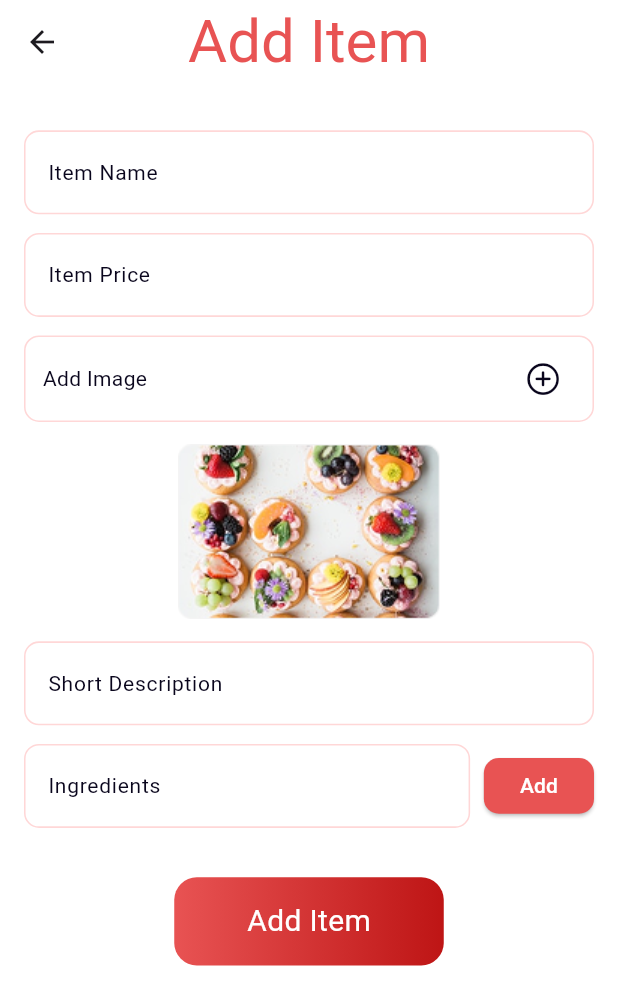
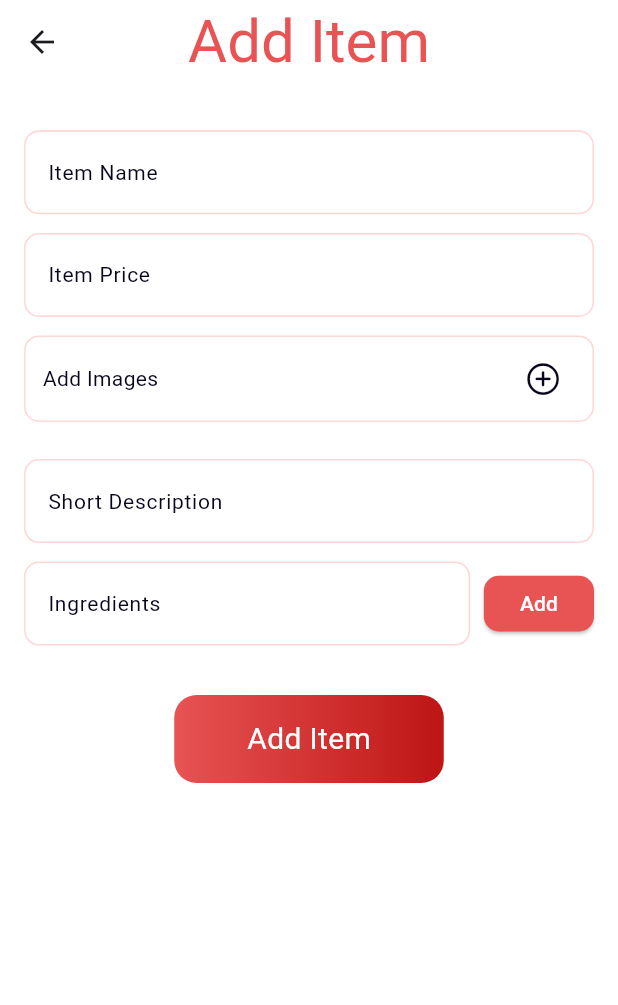
Before and after one commit to VishnuMate27/foody_licious_admin_app, a Flutter app: the AddMenuView screen opened by its route, on a phone screen of 412 x 824 dp. Shown: the top 1005 px of the screen. Run offline on Flutter 3.47's test engine with Material 3 defaults, Android fonts, the phone set to English and light mode, and no system bars; our stand-ins replace bloc, dartz, equatable, firebase_auth, firebase_core, flutter_bloc and 13 more; missing offline and left inert: flutter_facebook_auth, open_mail_app_plus, smart_auth; accounts and stored records are empty; generated files the repository leaves out were written again.

Commit message:
Adding Multiple image upload feature.

```diff
--- a/lib/presentation/view/menuItem/add_menu_view.dart
+++ b/lib/presentation/view/menuItem/add_menu_view.dart
@@ -1,3 +1,5 @@
+import 'dart:io';
+
 import 'package:flutter/cupertino.dart';
 import 'package:flutter/material.dart';
 import 'package:flutter_bloc/flutter_bloc.dart';
@@ -5,6 +7,7 @@ import 'package:flutter_easyloading/flutter_easyloading.dart';
 import 'package:flutter_screenutil/flutter_screenutil.dart';
 import 'package:foody_licious_admin_app/core/constants/colors.dart';
 import 'package:foody_licious_admin_app/core/constants/images.dart';
+import 'package:foody_licious_admin_app/core/utils/image_picker_helper.dart';
 import 'package:foody_licious_admin_app/domain/usecases/menuItem/add_menu_item_usecase.dart';
 import 'package:foody_licious_admin_app/presentation/bloc/menuItem/menu_item_bloc.dart';
 import 'package:foody_licious_admin_app/presentation/widgets/gradient_button.dart';
@@ -25,6 +28,7 @@ class _AddMenuViewState extends State<AddMenuView> {
   final TextEditingController _itemDescriptionController =
       TextEditingController();
   final List<String> _ingredients = [];
+  List<File> selectedImages = [];
 
   void _addIngredients() {
     String text = _ingredientsController.text.trim();
@@ -106,7 +110,12 @@ class _AddMenuViewState extends State<AddMenuView> {
                   validatorText: "Please enter your valid Item price",
                 ),
                 SizedBox(height: 12.h),
-                Container(
+                InkWell(
+                  onTap: () async {
+                    final images = await ImagePickerHelper.pickMultipleImages();
+                    setState(() => selectedImages = images);
+                  },
+                  child: Container(
                     width: double.infinity,
                     height: 56.h,
                     decoration: BoxDecoration(
@@ -119,7 +128,7 @@ class _AddMenuViewState extends State<AddMenuView> {
                         mainAxisAlignment: MainAxisAlignment.spaceBetween,
                         children: [
                           Text(
-                          "Add Image",
+                            "Add Images",
                             style: GoogleFonts.yeonSung(
                               color: kTextPrimary,
                               fontSize: 14,
@@ -137,14 +146,26 @@ class _AddMenuViewState extends State<AddMenuView> {
                       ),
                     ),
                   ),
+                ),
                 SizedBox(height: 12.h),
-                Center(
-                  child: SizedBox(
-                    width: 174.w,
-                    height: 118.h,
-                    child: const Image(image: AssetImage(kAttachedMenuPhoto)),
+                if (selectedImages.isNotEmpty)
+                  Row(
+                    mainAxisAlignment: MainAxisAlignment.spaceAround,
+                    children:
+                        selectedImages
+                            .map(
+                              (img) => Image.file(img, width: 100, height: 100),
+                            )
+                            .toList(),
                   ),
-                ),
+                // SizedBox(height: 12.h),
+                // Center(
+                //   child: SizedBox(
+                //     width: 174.w,
+                //     height: 118.h,
+                //     child: const Image(image: AssetImage(kAttachedMenuPhoto)),
+                //   ),
+                // ),
                 SizedBox(height: 12.h),
                 InputTextFormField(
                   minLines: 1,
```
Also changed, not shown: lib/core/utils/image_picker_helper.dart (added, +17 -0 lines). Lines whose indentation alone changed are shown as unchanged.
